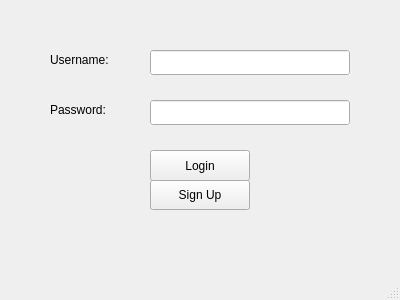
Above: main/HOME/login.ui from WanThinnn/Cryptography-Project before the change. Below: the same form after it.
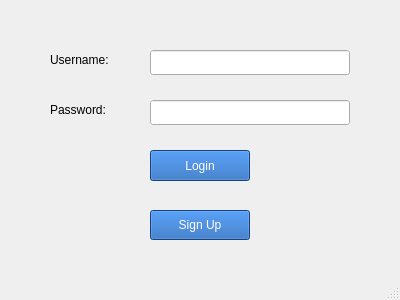
That is the form after the change.

What changed in the file:
```diff
--- a/main/HOME/login.ui
+++ b/main/HOME/login.ui
@@ -78,6 +78,10 @@
       <height>31</height>
      </rect>
     </property>
+    <property name="styleSheet">
+     <string notr="true">color: rgb(255, 255, 255);
+	background-color: rgb(26, 95, 180);</string>
+    </property>
     <property name="text">
      <string>Login</string>
     </property>
@@ -86,11 +90,15 @@
     <property name="geometry">
      <rect>
       <x>150</x>
-      <y>180</y>
+      <y>210</y>
       <width>100</width>
       <height>30</height>
      </rect>
     </property>
+    <property name="styleSheet">
+     <string notr="true">color: rgb(255, 255, 255);
+	background-color: rgb(26, 95, 180);</string>
+    </property>
     <property name="text">
      <string>Sign Up</string>
     </property>
```
Left out of the diff: 2 changed lines with no effect on the pictures.
